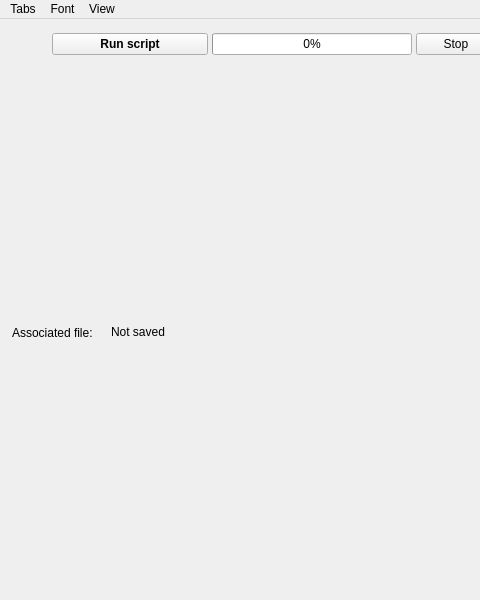
andrmor/ANTS2, file src/gui/ascriptwindow.ui: the form before one commit; both pictures show x 0 to 480 and y 0 to 600 of the 800 by 600 pixel window.
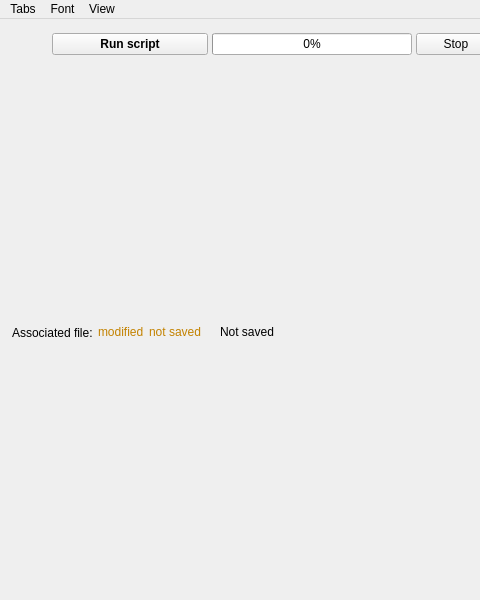
The form after the commit.

```diff
--- a/src/gui/ascriptwindow.ui
+++ b/src/gui/ascriptwindow.ui
@@ -241,6 +241,20 @@
          </property>
         </widget>
        </item>
+       <item>
+        <widget class="QLabel" name="labWasModified">
+         <property name="text">
+          <string>&lt;html&gt;&lt;head/&gt;&lt;body&gt;&lt;p&gt;&lt;span style=&quot; color:#c38200;&quot;&gt;modified&lt;/span&gt;&lt;/p&gt;&lt;/body&gt;&lt;/html&gt;</string>
+         </property>
+        </widget>
+       </item>
+       <item>
+        <widget class="QLabel" name="labNotSaved">
+         <property name="text">
+          <string>&lt;html&gt;&lt;head/&gt;&lt;body&gt;&lt;p&gt;&lt;span style=&quot; color:#c38200;&quot;&gt;not saved&lt;/span&gt;&lt;/p&gt;&lt;/body&gt;&lt;/html&gt;</string>
+         </property>
+        </widget>
+       </item>
        <item>
         <widget class="QPushButton" name="pbFileName">
          <property name="toolTip">
```
